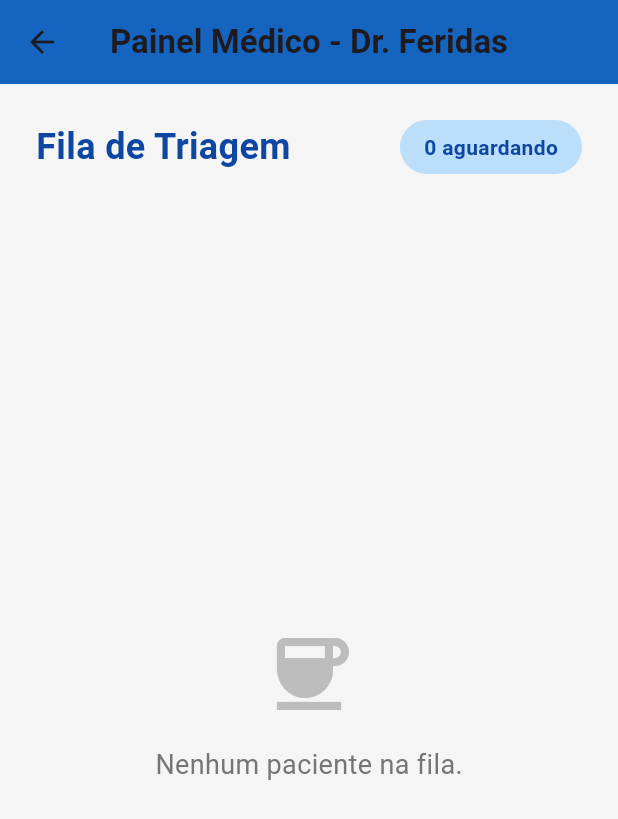
After one commit to LeonardoGMendoza/dr-feridas-telemedicina, a Flutter app: the screen it shows after launch, after a tap on "ENTRAR", after a tap on "Entrar com o Google", after a tap on "Acesso Restrito (Médicos)", on a phone screen of 412 x 824 dp. The commit adds this screen. Shown: the top 819 px of the screen. Run offline on Flutter 3.47's test engine with Material 3 defaults, Android fonts, the phone set to English and light mode, and no system bars; our stand-ins replace firebase_auth, firebase_core, socket_io_client; accounts and stored records are empty; network calls fail.

Commit message:
feat: Integracao com Jitsi Meet e atualizacao do Servidor

```diff
--- a/app/lib/login_screen.dart
+++ b/app/lib/login_screen.dart
@@ -1,6 +1,8 @@
 import 'package:flutter/material.dart';
 import 'package:firebase_auth/firebase_auth.dart';
+import 'package:flutter/foundation.dart';
 import 'main.dart'; // Para acessar o FilaEsperaScreen
+import 'medico_screen.dart'; // Para acessar o Painel Médico
 
 class LoginScreen extends StatefulWidget {
   const LoginScreen({super.key});
@@ -16,7 +18,7 @@ class _LoginScreenState extends State<LoginScreen> {
   bool _loading = false;
   String _erro = '';
 
-  Future<void> _autenticar() async {
+  Future<void> _autenticarEmailSenha() async {
     setState(() {
       _loading = true;
       _erro = '';
@@ -35,7 +37,6 @@ class _LoginScreenState extends State<LoginScreen> {
         );
       }
 
-      // Se deu certo, vai para a Fila de Espera
       if (mounted) {
         Navigator.pushReplacement(
           context,
@@ -45,6 +46,41 @@ class _LoginScreenState extends State<LoginScreen> {
     } on FirebaseAuthException catch (e) {
       setState(() {
         _erro = e.message ?? 'Ocorreu um erro de autenticação.';
+      });
+    } finally {
+      if (mounted) {
+        setState(() {
+          _loading = false;
+        });
+      }
+    }
+  }
+
+  Future<void> _loginComGoogle() async {
+    setState(() {
+      _loading = true;
+      _erro = '';
+    });
+
+    try {
+      if (kIsWeb) {
+        GoogleAuthProvider googleProvider = GoogleAuthProvider();
+        await FirebaseAuth.instance.signInWithPopup(googleProvider);
+
+        if (mounted) {
+          Navigator.pushReplacement(
+            context,
+            MaterialPageRoute(builder: (context) => const FilaEsperaScreen()),
+          );
+        }
+      } else {
+        setState(() {
+          _erro = 'O Login do Google no Android requer configurações extras. Por favor, teste no Chrome por enquanto!';
+        });
+      }
+    } catch (e) {
+      setState(() {
+        _erro = 'Erro ao logar com o Google: $e';
       });
     } finally {
       if (mounted) {
@@ -116,10 +152,24 @@ class _LoginScreenState extends State<LoginScreen> {
                             backgroundColor: Colors.red[700],
                             shape: RoundedRectangleBorder(borderRadius: BorderRadius.circular(8)),
                           ),
-                          onPressed: _loading ? null : _autenticar,
+                          onPressed: _loading ? null : _autenticarEmailSenha,
                           child: _loading
                             ? const CircularProgressIndicator(color: Colors.white)
-                            : Text(_isLogin ? 'ENTRAR' : 'CADASTRAR', style: const TextStyle(fontSize: 16, fontWeight: FontWeight.bold)),
+                            : Text(_isLogin ? 'ENTRAR' : 'CADASTRAR', style: const TextStyle(fontSize: 16, fontWeight: FontWeight.bold, color: Colors.white)),
+                        ),
+                      ),
+                      const SizedBox(height: 16),
+                      SizedBox(
+                        width: double.infinity,
+                        height: 50,
+                        child: OutlinedButton.icon(
+                          style: OutlinedButton.styleFrom(
+                            side: const BorderSide(color: Colors.grey),
+                            shape: RoundedRectangleBorder(borderRadius: BorderRadius.circular(8)),
+                          ),
+                          onPressed: _loading ? null : _loginComGoogle,
+                          icon: Image.network('https://cdn-icons-png.flaticon.com/512/2991/2991148.png', height: 24),
+                          label: const Text('Entrar com o Google', style: TextStyle(fontSize: 16, color: Colors.black87)),
                         ),
                       ),
                       const SizedBox(height: 16),
@@ -134,6 +184,17 @@ class _LoginScreenState extends State<LoginScreen> {
                           _isLogin ? 'Não tem conta? Cadastre-se aqui' : 'Já tem conta? Faça login',
                           style: const TextStyle(color: Colors.red),
                         ),
+                      ),
+                      const Divider(height: 32),
+                      TextButton.icon(
+                        onPressed: () {
+                          Navigator.push(
+                            context,
+                            MaterialPageRoute(builder: (context) => const MedicoScreen()),
+                          );
+                        },
+                        icon: const Icon(Icons.medical_services, color: Colors.blue),
+                        label: const Text('Acesso Restrito (Médicos)', style: TextStyle(color: Colors.blue)),
                       )
                     ],
                   ),
--- /dev/null
+++ b/app/lib/medico_screen.dart
@@ -0,0 +1,169 @@
+import 'package:flutter/material.dart';
+import 'package:socket_io_client/socket_io_client.dart' as IO;
+import 'package:url_launcher/url_launcher.dart';
+
+class MedicoScreen extends StatefulWidget {
+  const MedicoScreen({super.key});
+
+  @override
+  State<MedicoScreen> createState() => _MedicoScreenState();
+}
+
+class _MedicoScreenState extends State<MedicoScreen> {
+  late IO.Socket socket;
+  List filaPacientes = [];
+
+  @override
+  void initState() {
+    super.initState();
+    conectarServidor();
+  }
+
+  void conectarServidor() {
+    socket = IO.io('http://localhost:3000', IO.OptionBuilder()
+      .setTransports(['websocket'])
+      .disableAutoConnect()
+      .build());
+
+    socket.connect();
+
+    socket.onConnect((_) {
+      print('Médico conectado ao servidor');
+    });
+
+    socket.on('atualizacaoFila', (dados) {
+      if (mounted) {
+        setState(() {
+          filaPacientes = dados as List;
+        });
+      }
+    });
+
+    // O servidor manda o link do vídeo de volta pro médico também
+    socket.on('entrarNaSalaMedico', (dados) async {
+      String salaVideo = dados['salaVideo'];
+
+      final url = Uri.parse('https://meet.jit.si/$salaVideo');
+      if (await canLaunchUrl(url)) {
+        await launchUrl(url, mode: LaunchMode.externalApplication);
+      }
+    });
+  }
+
+  void chamarProximo() {
+    if (filaPacientes.isNotEmpty) {
+      socket.emit('atenderProximo', 'Dr. Evandro');
+
+      ScaffoldMessenger.of(context).showSnackBar(
+        const SnackBar(
+          content: Text('Paciente chamado! Abrindo sala de vídeo...'),
+          backgroundColor: Colors.green,
+        ),
+      );
+    }
+  }
+
+  @override
+  void dispose() {
+    socket.dispose();
+    super.dispose();
+  }
+
+  @override
+  Widget build(BuildContext context) {
+    return Scaffold(
+      backgroundColor: Colors.grey[100],
+      appBar: AppBar(
+        title: const Text('Painel Médico - Dr. Feridas', style: TextStyle(fontWeight: FontWeight.bold)),
+        backgroundColor: Colors.blue[800], // Azul para diferenciar do paciente (Vermelho)
+        centerTitle: true,
+        elevation: 0,
+      ),
+      body: Padding(
+        padding: const EdgeInsets.all(24.0),
+        child: Column(
+          crossAxisAlignment: CrossAxisAlignment.start,
+          children: [
+            Row(
+              mainAxisAlignment: MainAxisAlignment.spaceBetween,
+              children: [
+                Text(
+                  'Fila de Triagem',
+                  style: TextStyle(fontSize: 24, fontWeight: FontWeight.bold, color: Colors.blue[900]),
+                ),
+                Container(
+                  padding: const EdgeInsets.symmetric(horizontal: 16, vertical: 8),
+                  decoration: BoxDecoration(
+                    color: Colors.blue[100],
+                    borderRadius: BorderRadius.circular(20),
+                  ),
+                  child: Text(
+                    '${filaPacientes.length} aguardando',
+                    style: TextStyle(fontWeight: FontWeight.bold, color: Colors.blue[900]),
+                  ),
+                ),
+              ],
+            ),
+            const SizedBox(height: 24),
+            Expanded(
+              child: filaPacientes.isEmpty
+                  ? Center(
+                      child: Column(
+                        mainAxisAlignment: MainAxisAlignment.center,
+                        children: [
+                          Icon(Icons.coffee, size: 64, color: Colors.grey[400]),
+                          const SizedBox(height: 16),
+                          Text('Nenhum paciente na fila.', style: TextStyle(color: Colors.grey[600], fontSize: 18)),
+                        ],
+                      ),
+                    )
+                  : ListView.builder(
+                      itemCount: filaPacientes.length,
+                      itemBuilder: (context, index) {
+                        final paciente = filaPacientes[index];
+                        final isPrimeiro = index == 0;
+
+                        return Card(
+                          elevation: isPrimeiro ? 4 : 1,
+                          margin: const EdgeInsets.only(bottom: 16),
+                          shape: RoundedRectangleBorder(
+                            borderRadius: BorderRadius.circular(12),
+                            side: isPrimeiro ? const BorderSide(color: Colors.blue, width: 2) : BorderSide.none,
+                          ),
+                          child: ListTile(
+                            contentPadding: const EdgeInsets.all(16),
+                            leading: CircleAvatar(
+                              backgroundColor: isPrimeiro ? Colors.blue : Colors.grey[300],
+                              radius: 30,
+                              child: Text(
+                                '${index + 1}º',
+                                style: TextStyle(color: isPrimeiro ? Colors.white : Colors.black, fontWeight: FontWeight.bold, fontSize: 20),
+                              ),
+                            ),
+                            title: Text(paciente['nome'] ?? 'Paciente', style: const TextStyle(fontWeight: FontWeight.bold, fontSize: 18)),
+                            subtitle: Padding(
+                              padding: const EdgeInsets.only(top: 8.0),
+                              child: Text('Queixa: ${paciente['queixa']}'),
+                            ),
+                            trailing: isPrimeiro
+                                ? ElevatedButton.icon(
+                                    style: ElevatedButton.styleFrom(
+                                      backgroundColor: Colors.green,
+                                      padding: const EdgeInsets.symmetric(horizontal: 24, vertical: 12),
+                                    ),
+                                    onPressed: chamarProximo,
+                                    icon: const Icon(Icons.video_call, color: Colors.white),
+                                    label: const Text('CHAMAR', style: TextStyle(color: Colors.white, fontWeight: FontWeight.bold)),
+                                  )
+                                : const SizedBox.shrink(),
+                          ),
+                        );
+                      },
+                    ),
+            ),
+          ],
+        ),
+      ),
+    );
+  }
+}
```
Also changed, not shown: app/lib/main.dart (+18 -5 lines), app/pubspec.yaml (+5 -3 lines), app/firebase.json (added), app/lib/firebase_options.dart (added), app/pubspec.lock, 9 other files.
